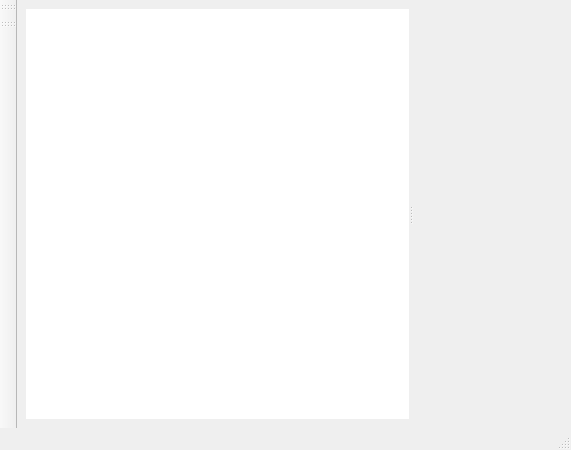
Above: retroshare-gui/src/gui/MainWindow.ui from RetroShare/RetroShare before the change. Below: the same form after it.
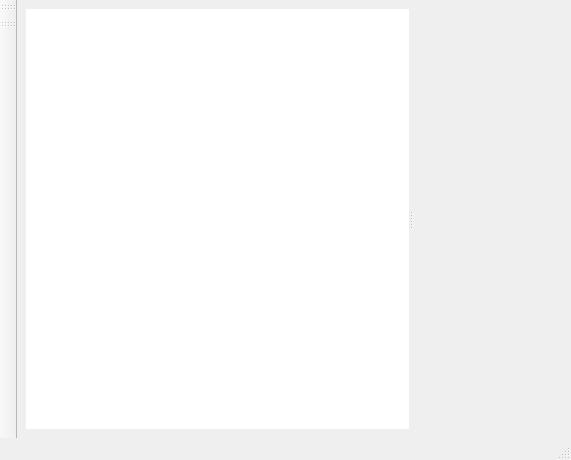
That is the form after the change. Icons and pictures are not drawn. Custom widgets are drawn as their Qt base class.

What changed in the file:
```diff
--- a/retroshare-gui/src/gui/MainWindow.ui
+++ b/retroshare-gui/src/gui/MainWindow.ui
@@ -7,7 +7,7 @@
     <x>0</x>
     <y>0</y>
     <width>571</width>
-    <height>450</height>
+    <height>460</height>
    </rect>
   </property>
   <property name="windowTitle">
@@ -132,6 +132,12 @@
    <property name="autoFillBackground">
     <bool>false</bool>
    </property>
+   <property name="movable">
+    <bool>true</bool>
+   </property>
+   <property name="allowedAreas">
+    <set>Qt::LeftToolBarArea</set>
+   </property>
    <property name="toolButtonStyle">
     <enum>Qt::ToolButtonTextUnderIcon</enum>
    </property>
```
Left out of the diff: 12 changed lines with no effect on the pictures.
